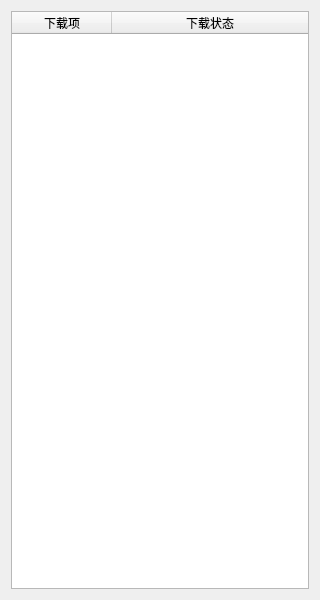
Qt form ui/show_download.ui (hrpzcf/AwesomePyKit) before a commit.
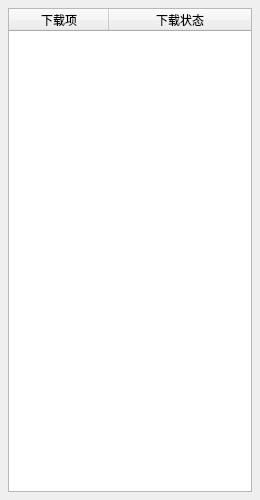
The same form after that commit.

Diff of the .ui file:
```diff
--- a/ui/show_download.ui
+++ b/ui/show_download.ui
@@ -9,20 +9,32 @@
    <rect>
     <x>0</x>
     <y>0</y>
-    <width>320</width>
-    <height>600</height>
+    <width>260</width>
+    <height>500</height>
    </rect>
   </property>
   <property name="minimumSize">
    <size>
-    <width>320</width>
-    <height>600</height>
+    <width>260</width>
+    <height>300</height>
    </size>
   </property>
   <property name="windowTitle">
    <string>下载列表</string>
   </property>
   <layout class="QHBoxLayout" name="horizontalLayout">
+   <property name="leftMargin">
+    <number>8</number>
+   </property>
+   <property name="topMargin">
+    <number>8</number>
+   </property>
+   <property name="rightMargin">
+    <number>8</number>
+   </property>
+   <property name="bottomMargin">
+    <number>8</number>
+   </property>
    <item>
     <widget class="QTableWidget" name="tw_downloading">
      <property name="editTriggers">
```
